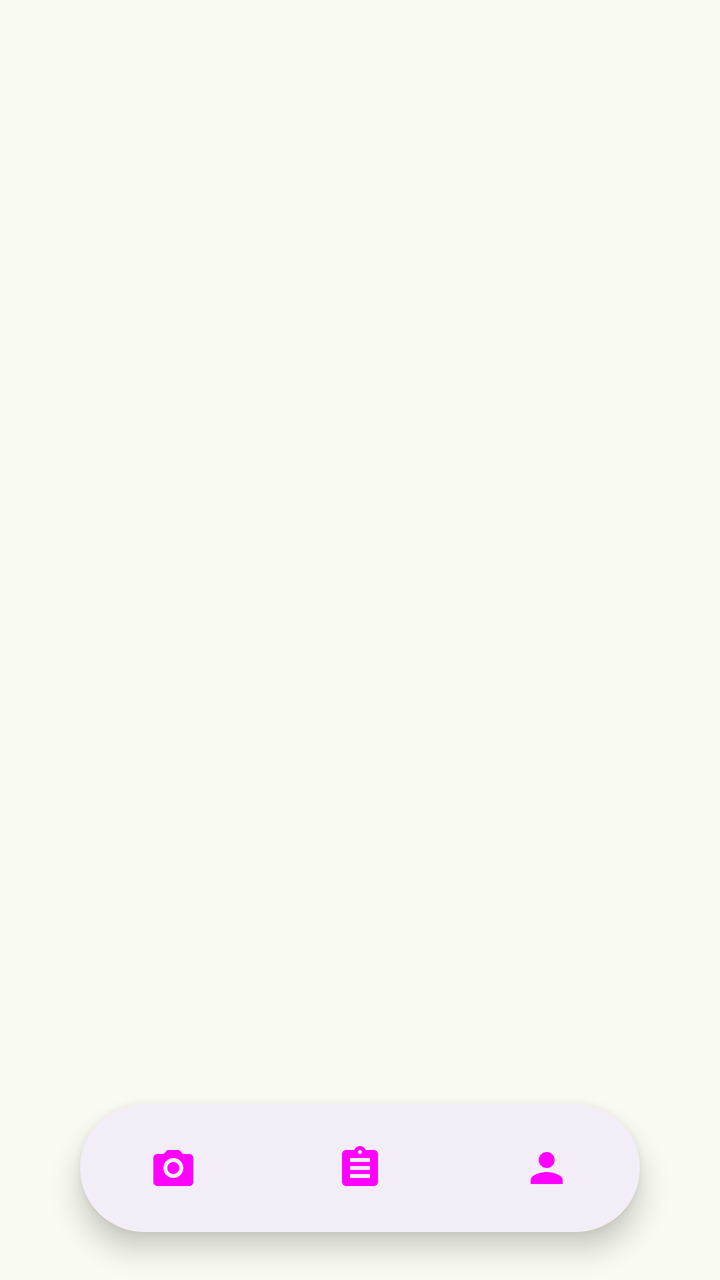
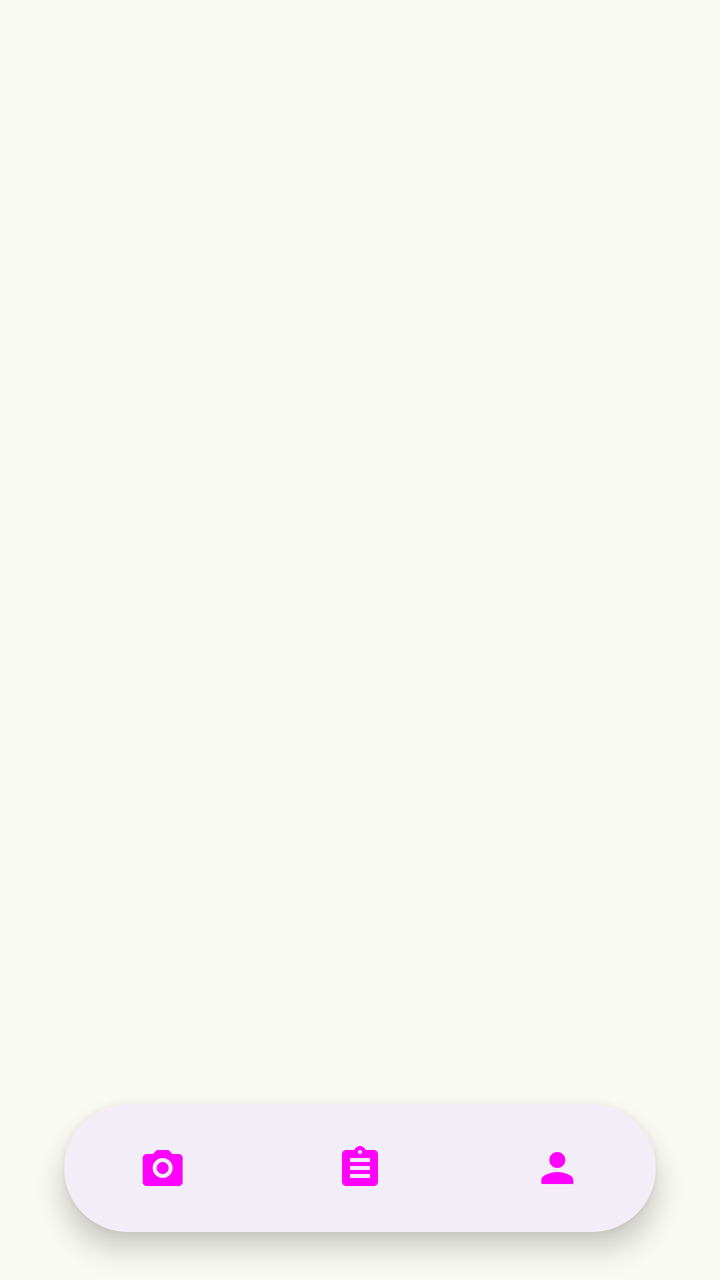

Before-and-after screenshots of an Android layout around one commit, followed by the original layout XML and the change that was made.
<!-- AndroidManifest.xml: application theme Theme.ScaScan -->
<!-- res/layout/fragment_main.xml -->
<?xml version="1.0" encoding="utf-8"?>
<androidx.constraintlayout.widget.ConstraintLayout
    xmlns:android="http://schemas.android.com/apk/res/android"
    xmlns:app="http://schemas.android.com/apk/res-auto"
    android:layout_width="match_parent"
    android:layout_height="match_parent"
    android:background="?android:colorBackground">

    <androidx.viewpager2.widget.ViewPager2
        android:id="@+id/viewPager"
        android:layout_width="0dp"
        android:layout_height="0dp"
        app:layout_constraintTop_toTopOf="parent"
        app:layout_constraintBottom_toBottomOf="parent"
        app:layout_constraintStart_toStartOf="parent"
        app:layout_constraintEnd_toEndOf="parent" />

    <com.google.android.material.progressindicator.LinearProgressIndicator
        android:id="@+id/analysisProgress"
        android:layout_width="match_parent"
        android:layout_height="4dp"
        android:indeterminate="true"
        android:visibility="gone"
        app:trackCornerRadius="0dp"
        app:layout_constraintTop_toTopOf="parent" />

    
    <com.google.android.material.card.MaterialCardView
        android:id="@+id/navCard"
        android:layout_width="wrap_content"
        android:layout_height="64dp"
        android:layout_marginBottom="24dp"
        app:cardCornerRadius="32dp"
        app:cardElevation="8dp"
        app:cardBackgroundColor="?attr/colorSurfaceContainer"
        app:strokeWidth="0dp"
        app:layout_constraintBottom_toBottomOf="parent"
        app:layout_constraintStart_toStartOf="parent"
        app:layout_constraintEnd_toEndOf="parent">

        <FrameLayout
            android:layout_width="280dp"
            android:layout_height="match_parent">

            
            <View
                android:id="@+id/nav_indicator"
                android:layout_width="86dp"
                android:layout_height="48dp"
                android:layout_gravity="center_vertical"
                android:background="@drawable/nav_indicator_background" />

            <LinearLayout
                android:layout_width="match_parent"
                android:layout_height="match_parent"
                android:orientation="horizontal"
                android:baselineAligned="false">

                <FrameLayout
                    android:id="@+id/nav_home"
                    android:layout_width="0dp"
                    android:layout_height="match_parent"
                    android:layout_weight="1"
                    android:clickable="true"
                    android:focusable="true">

                    <ImageView
                        android:id="@+id/icon_home"
                        android:layout_width="24dp"
                        android:layout_height="24dp"
                        android:layout_gravity="center"
                        android:src="@drawable/ic_camera"
                        app:tint="@color/nav_item_tint"
                        android:contentDescription="@string/nav_scan" />
                </FrameLayout>

                <FrameLayout
                    android:id="@+id/nav_log"
                    android:layout_width="0dp"
                    android:layout_height="match_parent"
                    android:layout_weight="1"
                    android:clickable="true"
                    android:focusable="true">

                    <ImageView
                        android:id="@+id/icon_log"
                        android:layout_width="24dp"
                        android:layout_height="24dp"
                        android:layout_gravity="center"
                        android:src="@drawable/ic_nav_log"
                        app:tint="@color/nav_item_tint"
                        android:contentDescription="@string/nav_log" />
                </FrameLayout>

                <FrameLayout
                    android:id="@+id/nav_profile"
                    android:layout_width="0dp"
                    android:layout_height="match_parent"
                    android:layout_weight="1"
                    android:clickable="true"
                    android:focusable="true">

                    <ImageView
                        android:id="@+id/icon_profile"
                        android:layout_width="24dp"
                        android:layout_height="24dp"
                        android:layout_gravity="center"
                        android:src="@drawable/ic_nav_profile"
                        app:tint="@color/nav_item_tint"
                        android:contentDescription="@string/nav_profile" />
                </FrameLayout>

            </LinearLayout>
        </FrameLayout>

    </com.google.android.material.card.MaterialCardView>

</androidx.constraintlayout.widget.ConstraintLayout>
<!-- resources referenced by this layout -->
<resources>
  <!-- drawable ic_camera (drawable) -->
  <?xml version="1.0" encoding="utf-8"?>
  <vector xmlns:android="http://schemas.android.com/apk/res/android"
      android:width="24dp"
      android:height="24dp"
      android:viewportWidth="24"
      android:viewportHeight="24">
      <path
          android:fillColor="@android:color/white"
          android:pathData="M20,5H16.83L15,3H9L7.17,5H4C2.9,5 2,5.9 2,7v12c0,1.1 0.9,2 2,2h16c1.1,0 2,-0.9 2,-2V7C22,5.9 21.1,5 20,5zM12,17c-2.76,0 -5,-2.24 -5,-5s2.24,-5 5,-5 5,2.24 5,5S14.76,17 12,17zM12,9c-1.66,0 -3,1.34 -3,3s1.34,3 3,3 3,-1.34 3,-3S13.66,9 12,9z" />
  </vector>
  <!-- drawable ic_nav_log (drawable) -->
  <?xml version="1.0" encoding="utf-8"?>
  <vector xmlns:android="http://schemas.android.com/apk/res/android"
      android:width="24dp"
      android:height="24dp"
      android:viewportWidth="24"
      android:viewportHeight="24">
      <path
          android:fillColor="@android:color/white"
          android:pathData="M19,3H14.82C14.4,1.84 13.3,1 12,1C10.7,1 9.6,1.84 9.18,3H5C3.9,3 3,3.9 3,5v14c0,1.1 0.9,2 2,2h14c1.1,0 2,-0.9 2,-2V5C21,3.9 20.1,3 19,3zM12,3c0.55,0 1,0.45 1,1s-0.45,1 -1,1s-1,-0.45 -1,-1S11.45,3 12,3zM17,17H7v-2h10V17zM17,13H7v-2h10V13zM17,9H7V7h10V9z" />
  </vector>
  <!-- drawable ic_nav_profile (drawable) -->
  <?xml version="1.0" encoding="utf-8"?>
  <vector xmlns:android="http://schemas.android.com/apk/res/android"
      android:width="24dp"
      android:height="24dp"
      android:viewportWidth="24"
      android:viewportHeight="24">
      <path
          android:fillColor="@android:color/white"
          android:pathData="M12,12c2.21,0 4,-1.79 4,-4S14.21,4 12,4S8,5.79 8,8S9.79,12 12,12zM12,14c-2.67,0 -8,1.34 -8,4v2h16v-2C20,15.34 14.67,14 12,14z" />
  </vector>
  <!-- drawable nav_indicator_background (drawable) -->
  <?xml version="1.0" encoding="utf-8"?>
  <shape xmlns:android="http://schemas.android.com/apk/res/android">
      <solid android:color="?attr/colorPrimaryContainer" />
      <corners android:radius="24dp" />
  </shape>
  <string name="nav_log">Log</string>
  <string name="nav_profile">Profile</string>
  <string name="nav_scan">Scan</string>
  <color name="colorPrimary">#386A20</color>
  <color name="colorOnPrimary">#FFFFFF</color>
  <color name="colorBackground">#F9FBF2</color>
  <style name="ShapeAppearance.App.Pill" parent="">
          <item name="cornerFamily">rounded</item>
          <item name="cornerSize">50%</item>
      </style>
  <style name="ShapeAppearance.App.LargeRounded" parent="">
          <item name="cornerFamily">rounded</item>
          <item name="cornerSize">28dp</item>
      </style>
  <style name="Widget.App.Button" parent="Widget.Material3.Button">
          <item name="shapeAppearance">@style/ShapeAppearance.App.Pill</item>
          <item name="android:paddingStart">24dp</item>
          <item name="android:paddingEnd">24dp</item>
      </style>
  <style name="Widget.App.Button.Outlined" parent="Widget.Material3.Button.OutlinedButton">
          <item name="shapeAppearance">@style/ShapeAppearance.App.Pill</item>
          <item name="android:paddingStart">24dp</item>
          <item name="android:paddingEnd">24dp</item>
      </style>
  <style name="Widget.App.FloatingActionButton" parent="Widget.Material3.FloatingActionButton.Large.Primary">
          <item name="shapeAppearance">@style/ShapeAppearance.App.Pill</item>
      </style>
  <style name="Widget.App.ExtendedFab" parent="Widget.Material3.ExtendedFloatingActionButton.Primary">
          <item name="shapeAppearance">@style/ShapeAppearance.App.Pill</item>
      </style>
  <style name="Widget.App.Card" parent="Widget.Material3.CardView.Filled">
          <item name="shapeAppearance">@style/ShapeAppearance.App.LargeRounded</item>
          <item name="cardElevation">0dp</item>
          <item name="strokeWidth">0dp</item>
      </style>
  <!-- unchanged entries left out for length: 1 -->
</resources>

<!-- the commit's change to res/layout/fragment_main.xml (unified diff, before → after) -->
@@ -24,12 +24,14 @@
         app:trackCornerRadius="0dp"
         app:layout_constraintTop_toTopOf="parent" />
 
-    
     <com.google.android.material.card.MaterialCardView
         android:id="@+id/navCard"
-        android:layout_width="wrap_content"
+        android:layout_width="0dp"
         android:layout_height="64dp"
         android:layout_marginBottom="24dp"
+        android:layout_marginStart="32dp"
+        android:layout_marginEnd="32dp"
+        android:hapticFeedbackEnabled="true"
         app:cardCornerRadius="32dp"
         app:cardElevation="8dp"
         app:cardBackgroundColor="?attr/colorSurfaceContainer"
@@ -39,13 +41,13 @@
         app:layout_constraintEnd_toEndOf="parent">
 
         <FrameLayout
-            android:layout_width="280dp"
+            android:layout_width="match_parent"
             android:layout_height="match_parent">
 
             
             <View
                 android:id="@+id/nav_indicator"
-                android:layout_width="86dp"
+                android:layout_width="0dp"
                 android:layout_height="48dp"
                 android:layout_gravity="center_vertical"
                 android:background="@drawable/nav_indicator_background" />
@@ -62,7 +64,8 @@
                     android:layout_height="match_parent"
                     android:layout_weight="1"
                     android:clickable="true"
-                    android:focusable="true">
+                    android:focusable="true"
+                    android:hapticFeedbackEnabled="true">
 
                     <ImageView
                         android:id="@+id/icon_home"
@@ -80,7 +83,8 @@
                     android:layout_height="match_parent"
                     android:layout_weight="1"
                     android:clickable="true"
-                    android:focusable="true">
+                    android:focusable="true"
+                    android:hapticFeedbackEnabled="true">
 
                     <ImageView
                         android:id="@+id/icon_log"
@@ -98,7 +102,8 @@
                     android:layout_height="match_parent"
                     android:layout_weight="1"
                     android:clickable="true"
-                    android:focusable="true">
+                    android:focusable="true"
+                    android:hapticFeedbackEnabled="true">
 
                     <ImageView
                         android:id="@+id/icon_profile"
